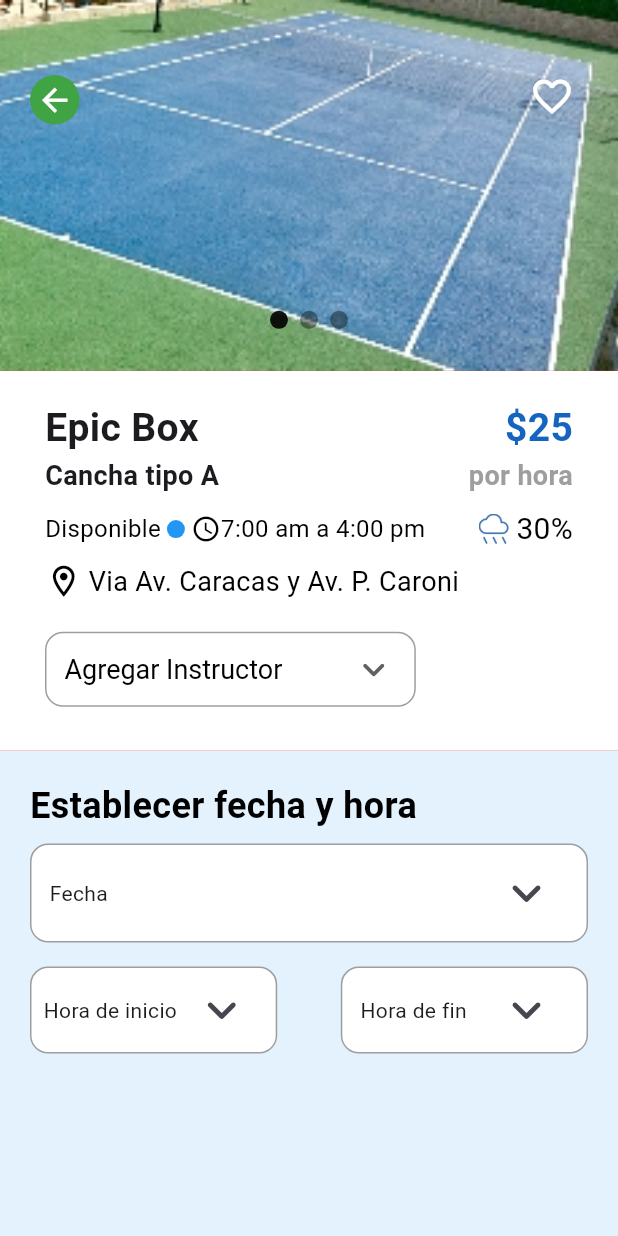
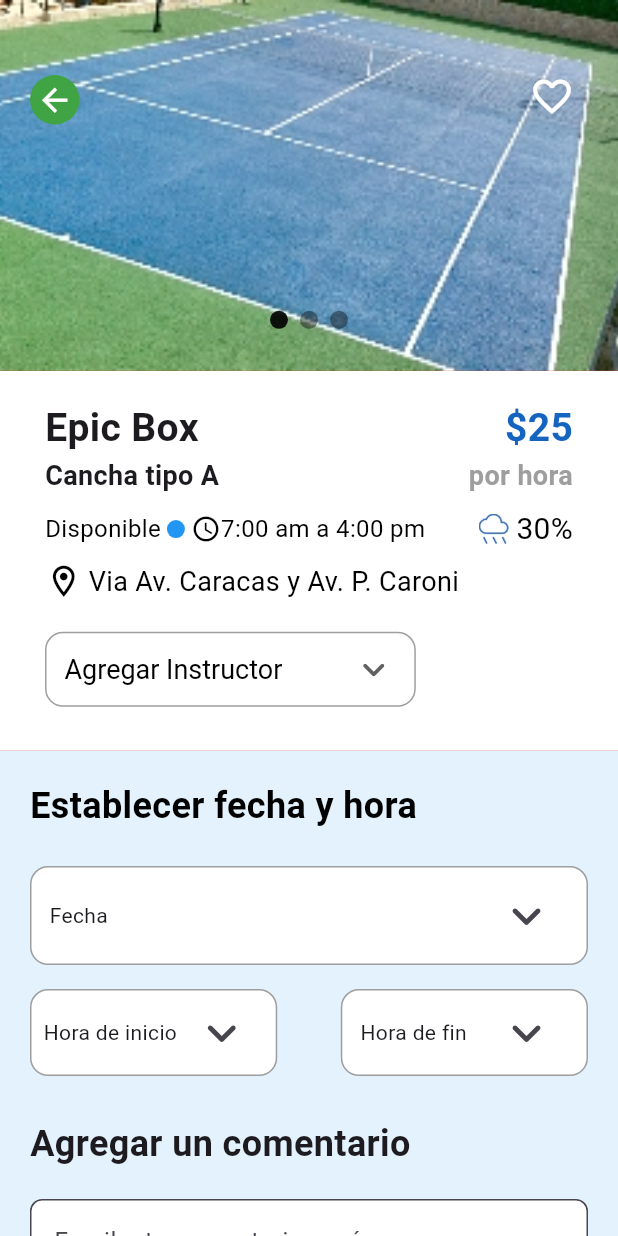
Before and after one commit to Mizael55/app_tenis_flutter, a Flutter app: the ReserveScreen screen opened directly, on a phone screen of 412 x 824 dp. Run offline on Flutter 3.47's test engine with Material 3 defaults, Android fonts, the phone set to English and light mode, and no system bars; drawn by our look-alikes of carousel_slider.

Commit message:
reserve screen done

```diff
--- a/lib/screens/reserve.dart
+++ b/lib/screens/reserve.dart
@@ -107,7 +107,8 @@ class _ReserveScreenState extends State<ReserveScreen> {
               ],
             ),
           ),
-          Container(
+          Flexible(
+            child: Container(
               color: Colors.red,
               width: size.width,
               height: size.height * 0.7,
@@ -119,6 +120,7 @@ class _ReserveScreenState extends State<ReserveScreen> {
                   ],
                 ),
               ),
+            ),
           )
         ],
       ),
--- a/lib/widgets/select_schedule.dart
+++ b/lib/widgets/select_schedule.dart
@@ -54,7 +54,7 @@ class _SelectingScheduleState extends State<SelectingSchedule> {
     return Container(
       color: Colors.blue[50],
       width: size.width,
-      height: size.height * 0.5,
+      height: size.height * 0.6,
       child: Padding(
         padding: const EdgeInsets.only(left: 20, top: 20, right: 20),
         child: Column(
@@ -66,6 +66,7 @@ class _SelectingScheduleState extends State<SelectingSchedule> {
                     color: Colors.black,
                     fontSize: 24,
                     fontWeight: FontWeight.bold)),
+            const SizedBox(height: 15),
             Container(
               margin: const EdgeInsets.symmetric(vertical: 8),
               padding: const EdgeInsets.symmetric(horizontal: 12, vertical: 4),
@@ -144,7 +145,55 @@ class _SelectingScheduleState extends State<SelectingSchedule> {
                   ),
                 ),
               ],
-            )
+            ),
+            const SizedBox(height: 20),
+            const Text('Agregar un comentario',
+                style: TextStyle(fontSize: 24, fontWeight: FontWeight.bold)),
+            const SizedBox(height: 20),
+            Container(
+              height: 100, // Establece la altura deseada
+              child: TextField(
+                  keyboardType: TextInputType.multiline,
+                  maxLines: 4, // Ajusta esto según tus necesidades
+                  decoration: InputDecoration(
+                      hintText: "Escribe tu comentario aquí...",
+                      filled: true, // Habilita el relleno de color
+                      fillColor: Colors.white,
+                      border: OutlineInputBorder(
+                        borderRadius: BorderRadius.circular(8),
+                      ),
+                      focusedBorder: OutlineInputBorder(
+                        borderSide:
+                            const BorderSide(color: Colors.white, width: 2),
+                        borderRadius: BorderRadius.circular(8),
+                      ))),
+            ),
+            const SizedBox(height: 30),
+            GestureDetector(
+              onTap: () {
+                // Navigator.push(
+                //   context,
+                //   MaterialPageRoute(
+                //     builder: (context) => const HomeScreen(),
+                //   ),
+                // );
+              },
+              child: Container(
+                width: size.width,
+                height: size.height / 14,
+                decoration: BoxDecoration(
+                  borderRadius: BorderRadius.circular(20),
+                  color: const Color.fromARGB(255, 92, 141, 9),
+                ),
+                child: const Center(
+                    child: Text('Reservar',
+                        style: TextStyle(
+                          color: Colors.white,
+                          fontSize: 20,
+                          fontWeight: FontWeight.bold,
+                        ))),
+              ),
+            ),
           ],
         ),
       ),
```
Lines whose indentation alone changed are shown as unchanged.
